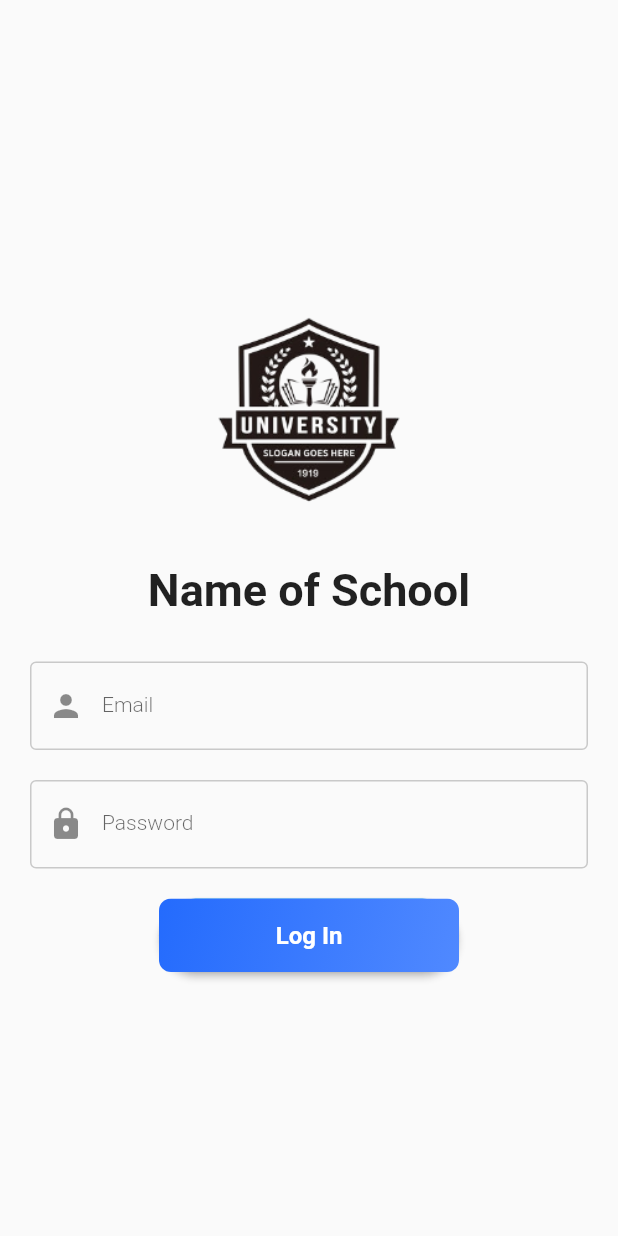
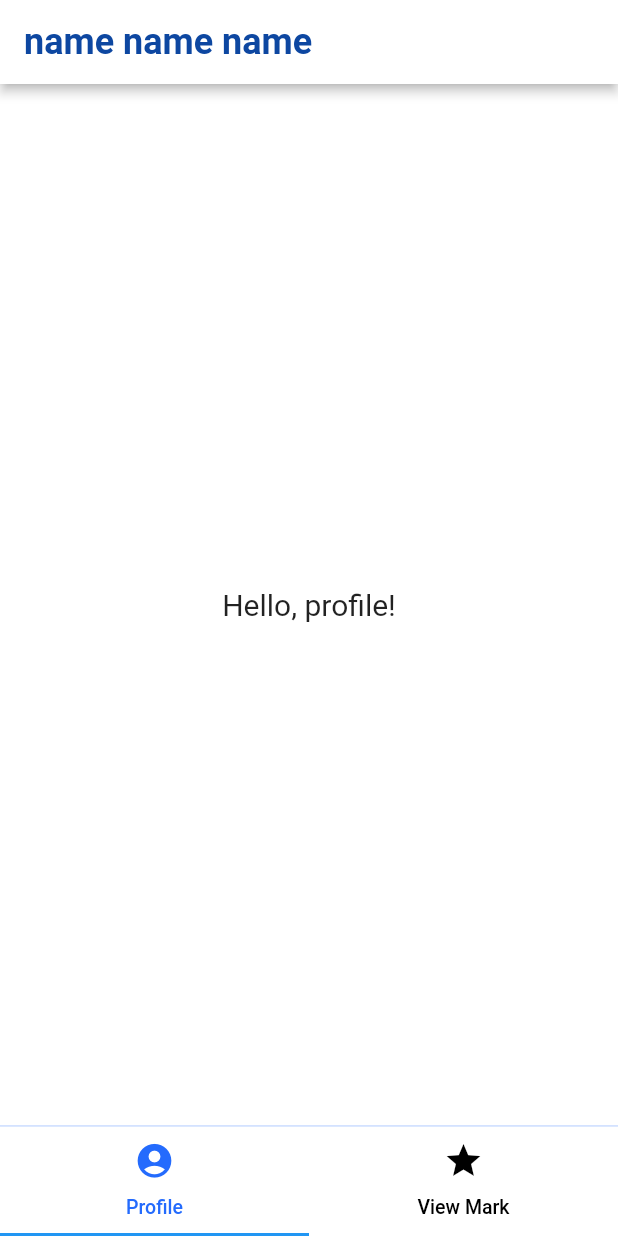
Before and after one commit to Yishak123-sol/school-app, a Flutter app: the screen it shows after launch, on a phone screen of 412 x 824 dp. Run offline on Flutter 3.47's test engine with Material 2 defaults, Android fonts, the phone set to English and light mode, and no system bars; our stand-ins replace introduction_screen; Roboto replaces fonts that are missing (Poppins).

Commit message:
school edits

```diff
--- /dev/null
+++ b/lib/Pages/student_home_page.dart
@@ -0,0 +1,141 @@
+import 'package:flutter/material.dart';
+
+class StudentHomePage extends StatefulWidget {
+  const StudentHomePage({super.key});
+
+  @override
+  State<StudentHomePage> createState() => _StudentHomePageState();
+}
+
+class _StudentHomePageState extends State<StudentHomePage>
+    with SingleTickerProviderStateMixin {
+  late TabController tabController;
+  final List<Tab> myTabs = <Tab>[
+    const Tab(
+      icon: Icon(
+        Icons.account_circle,
+        size: 27,
+      ),
+      child: Text(
+        'Profile',
+        maxLines: 1,
+        softWrap: false,
+        style: TextStyle(
+          fontSize: 13,
+        ),
+      ),
+    ),
+    const Tab(
+      icon: Icon(
+        Icons.grade,
+        size: 27,
+      ),
+      child: Text(
+        'View Mark',
+        maxLines: 1,
+        softWrap: false,
+        style: TextStyle(
+          fontSize: 13,
+        ),
+      ),
+    ),
+  ];
+
+  @override
+  void initState() {
+    // TODO: implement initState
+    super.initState();
+    tabController = TabController(vsync: this, length: 2);
+  }
+
+  @override
+  void dispose() {
+    // TODO: implement dispose
+    super.dispose();
+    tabController.dispose();
+  }
+
+  @override
+  Widget build(BuildContext context) => Scaffold(
+        backgroundColor: Colors.white,
+        appBar: PreferredSize(
+          preferredSize: const Size.fromHeight(56), // here the desired height
+          child: AppBar(
+            backgroundColor: Colors.white,
+            elevation: 3,
+            title: Text(
+              'name name name',
+              style: TextStyle(
+                fontWeight: FontWeight.w600,
+                fontSize: 24,
+                color: Colors.blue.shade900,
+              ),
+            ),
+          ),
+        ),
+        body: TabBarView(
+          controller: tabController,
+          children: [StudentProfile(), StudentMark()],
+        ),
+        bottomNavigationBar: DecoratedBox(
+          decoration: const BoxDecoration(
+            border: Border(
+                top: BorderSide(
+                    width: 1.2, color: Color.fromARGB(50, 36, 107, 253))),
+          ),
+          child: TabBar(
+            labelPadding: EdgeInsets.zero,
+            controller: tabController,
+            splashBorderRadius: BorderRadius.circular(40),
+            labelColor: const Color.fromARGB(255, 36, 107, 253),
+            unselectedLabelColor: Colors.black,
+            unselectedLabelStyle: const TextStyle(),
+            tabs: myTabs,
+          ),
+        ),
+      );
+}
+
+class StudentMark extends StatelessWidget {
+  const StudentMark({
+    super.key,
+  });
+
+  @override
+  Widget build(BuildContext context) {
+    return Container(
+      width: 100,
+      height: 100,
+      child: Center(
+        child: Text(
+          'Hello, mark!',
+          style: TextStyle(
+            fontSize: 20,
+          ),
+        ),
+      ),
+    );
+  }
+}
+
+class StudentProfile extends StatelessWidget {
+  const StudentProfile({
+    super.key,
+  });
+
+  @override
+  Widget build(BuildContext context) {
+    return Container(
+      width: 100,
+      height: 100,
+      child: Center(
+        child: Text(
+          'Hello, profile!',
+          style: TextStyle(
+            fontSize: 20,
+          ),
+        ),
+      ),
+    );
+  }
+}
--- a/lib/main.dart
+++ b/lib/main.dart
@@ -2,6 +2,7 @@ import 'package:flutter/material.dart';
 import 'package:school_app/Pages/gettingstarted_Page.dart';
 import 'package:school_app/Pages/login_page.dart';
 import 'package:flutter/services.dart';
+import 'package:school_app/Pages/student_home_page.dart';
 
 void main() {
   SystemChrome.setSystemUIOverlayStyle(const SystemUiOverlayStyle(
@@ -13,10 +14,11 @@ void main() {
     theme: ThemeData(
       fontFamily: 'Poppins',
     ),
-    initialRoute: 'login',
+    initialRoute: 'student',
     routes: {
       '/': (context) => const GettingStartedPage(),
       'login': (context) => const LoginScreen(),
+      'student': (context) => const StudentHomePage(),
     },
   ));
 }
--- a/pubspec.yaml
+++ b/pubspec.yaml
@@ -36,6 +36,7 @@ dependencies:
   # Use with the CupertinoIcons class for iOS style icons.
   cupertino_icons: ^1.0.2
   introduction_screen: ^3.1.12
+  intl: ^0.18.1
 
 dev_dependencies:
   flutter_test:
```
Also changed, not shown: lib/util/widgets.dart (+70 -0 lines), pubspec.lock.
